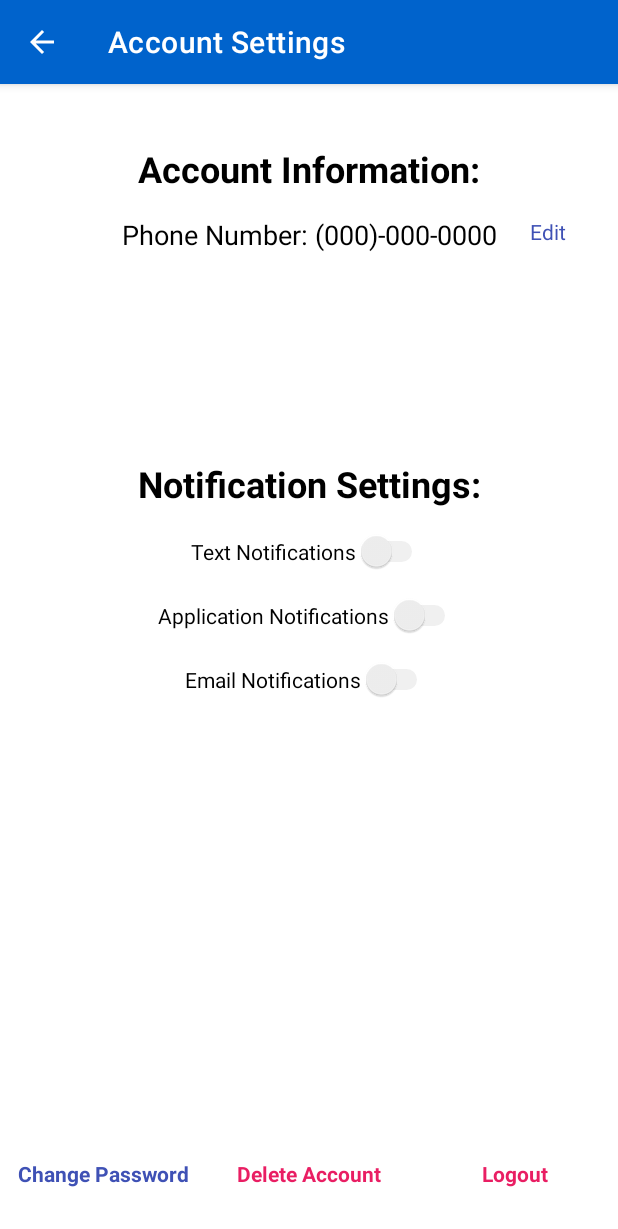
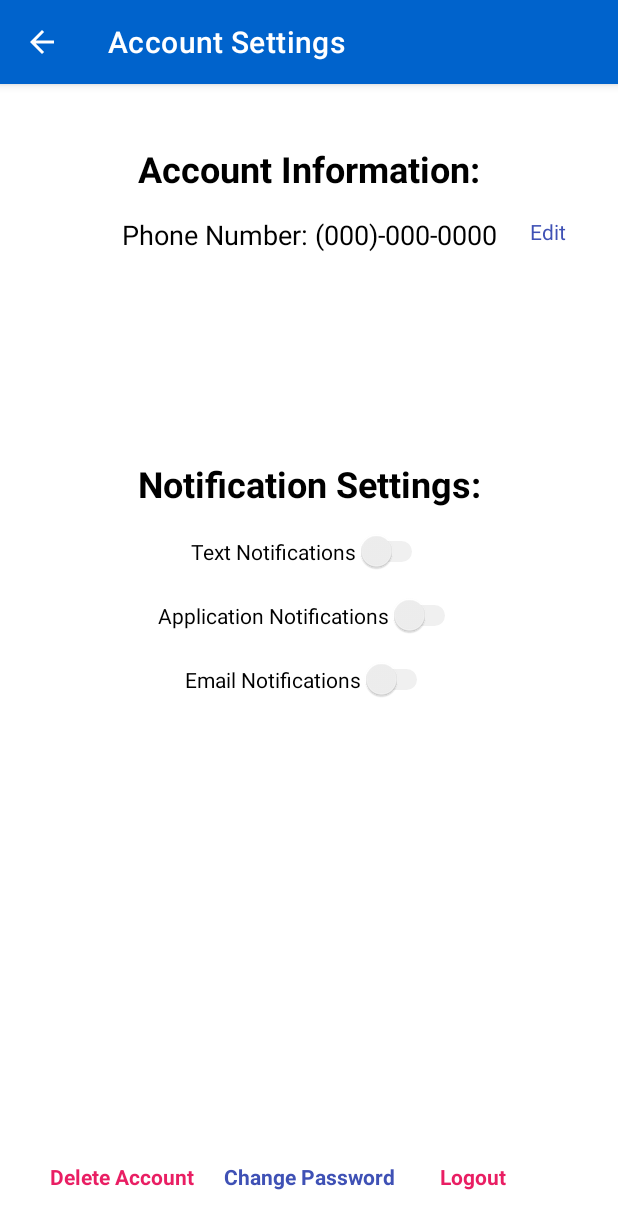
Before and after one commit to panellajason/EZ-Pricer, an Android app: the AccountPage screen opened directly, with no data from a screen before it, on a phone screen of 412 x 824 dp. Shown: the top 1229 px of the screen. Run offline under Robolectric (Android 15) with nearby library versions, the phone set to English and light mode, and no system bars; our stand-ins replace Firebase (no records; nobody signed in at launch, a user with empty details on screens opened directly).

Commit message:
added amazonlogo.png

```diff
--- a/app/src/main/java/codingsharks/ezpricer/fragments/CompareFragment.java
+++ b/app/src/main/java/codingsharks/ezpricer/fragments/CompareFragment.java
@@ -115,7 +115,7 @@ public class CompareFragment extends Fragment{
         Log.i("TextView upon clicked", String.valueOf(itemET.getText()));
 
         //UNCOMMENT THIIS
-        //new RequestWalmartAPI().execute(itemName);
+        new RequestWalmartAPI().execute(itemName);
         new RequestAmazonAPI().execute(itemName);
 
         mListView.setAdapter(adapter);
@@ -179,6 +179,7 @@ public class CompareFragment extends Fragment{
             LoadImageFromWeb(result.getImageUrl());
             Vendor WalmartVendorTest = new Vendor("Walmart",result);
             vendorsList.add(WalmartVendorTest);
+            adapter.notifyDataSetChanged();
             Log.i("DONE", "done");
         }
     }
@@ -226,6 +227,7 @@ public class CompareFragment extends Fragment{
             Log.i("AMAZON", result.toString());
             Vendor amazonVendorTest = new Vendor("Amazon",result);
             vendorsList.add(amazonVendorTest);
+            adapter.notifyDataSetChanged();
             Log.i("DONE", "done");
         }
     }
@@ -266,7 +268,6 @@ public class CompareFragment extends Fragment{
             Log.i("AMAZONBarcode", result.toString());
 
             new BarcodeRequestAmazonAPI().execute(result);
-
         }
     }
 
@@ -274,7 +275,6 @@ public class CompareFragment extends Fragment{
         @Override
         protected Item doInBackground(final String... strings) {
             Log.i("String[0] is", strings[0]);
-
             String url2 = "https://amazon-price1.p.rapidapi.com/priceReport?asin=" + strings[0] + "&marketplace=US";
 
             try {
--- a/app/src/main/java/codingsharks/ezpricer/models/Vendor.java
+++ b/app/src/main/java/codingsharks/ezpricer/models/Vendor.java
@@ -16,7 +16,7 @@ public class Vendor {
             this.vendorLogoImageResource = R.drawable.bestbuy_logo;
         }
         else if ("Amazon".equals(name)){
-            this.vendorLogoImageResource = R.drawable.shark;
+            this.vendorLogoImageResource = R.drawable.amazonlogo;
         }
         else{
             this.vendorLogoImageResource = R.drawable.ic_android_black;
--- a/app/src/main/java/codingsharks/ezpricer/random/StartUp.java
+++ b/app/src/main/java/codingsharks/ezpricer/random/StartUp.java
@@ -9,7 +9,7 @@ import codingsharks.ezpricer.activities.Main;
 
 public class StartUp extends AppCompatActivity {
 
-    private static int SPLASH_TIMEOUT = 2000;
+    private static int SPLASH_TIMEOUT = 1250;
 
     @Override
     protected void onCreate(Bundle savedInstanceState) {
--- a/app/src/main/res/layout/activity_account_page.xml
+++ b/app/src/main/res/layout/activity_account_page.xml
@@ -128,51 +128,65 @@
         app:layout_constraintTop_toTopOf="parent"
         app:layout_constraintVertical_bias="1.0" />
 
-    <LinearLayout
-        android:layout_width="match_parent"
-        android:layout_height="wrap_content"
-        android:layout_marginBottom="32dp"
-        android:orientation="horizontal"
-        app:layout_constraintBottom_toBottomOf="parent"
-        app:layout_constraintEnd_toEndOf="parent"
-        app:layout_constraintStart_toStartOf="parent">
-
     <TextView
         android:id="@+id/changePasswordTV"
-            android:layout_width="50dp"
+        android:layout_width="wrap_content"
         android:layout_height="wrap_content"
+        android:layout_marginBottom="30dp"
         android:layout_weight="1"
         android:gravity="center_horizontal"
         android:text="Change Password"
         android:textAlignment="center"
         android:textColor="#3F51B5"
         android:textSize="14sp"
-            android:textStyle="bold" />
+        android:textStyle="bold"
+        app:layout_constraintBottom_toBottomOf="parent"
+        app:layout_constraintEnd_toEndOf="parent"
+        app:layout_constraintStart_toStartOf="parent"
+        app:layout_constraintTop_toTopOf="parent"
+        app:layout_constraintVertical_bias="1.0" />
 
     <TextView
         android:id="@+id/delete_account"
-            android:layout_width="50dp"
+        android:layout_width="wrap_content"
         android:layout_height="wrap_content"
+        android:layout_marginEnd="20dp"
+        android:layout_marginRight="20dp"
+        android:layout_marginBottom="30dp"
         android:layout_weight="1"
         android:gravity="center_horizontal"
         android:text="Delete Account"
         android:textAlignment="center"
         android:textColor="#E91E63"
         android:textSize="14sp"
-            android:textStyle="bold" />
+        android:textStyle="bold"
+        app:layout_constraintBottom_toBottomOf="parent"
+        app:layout_constraintEnd_toStartOf="@+id/changePasswordTV"
+        app:layout_constraintHorizontal_bias="1.0"
+        app:layout_constraintStart_toStartOf="parent"
+        app:layout_constraintTop_toTopOf="parent"
+        app:layout_constraintVertical_bias="1.0" />
 
     <TextView
         android:id="@+id/logoutTV"
-            android:layout_width="50dp"
+        android:layout_width="wrap_content"
         android:layout_height="wrap_content"
+        android:layout_marginStart="30dp"
+        android:layout_marginLeft="30dp"
+        android:layout_marginBottom="30dp"
         android:layout_weight="1"
         android:gravity="center_horizontal"
         android:text="Logout"
         android:textAlignment="center"
         android:textColor="#E91E63"
         android:textSize="14sp"
-            android:textStyle="bold" />
-    </LinearLayout>
+        android:textStyle="bold"
+        app:layout_constraintBottom_toBottomOf="parent"
+        app:layout_constraintEnd_toEndOf="parent"
+        app:layout_constraintHorizontal_bias="0.0"
+        app:layout_constraintStart_toEndOf="@+id/changePasswordTV"
+        app:layout_constraintTop_toTopOf="parent"
+        app:layout_constraintVertical_bias="1.0" />
 
 
 </androidx.constraintlayout.widget.ConstraintLayout>
```
Also changed, not shown: app/src/main/res/drawable/amazonlogo.png (added). Lines whose indentation alone changed are shown as unchanged.
